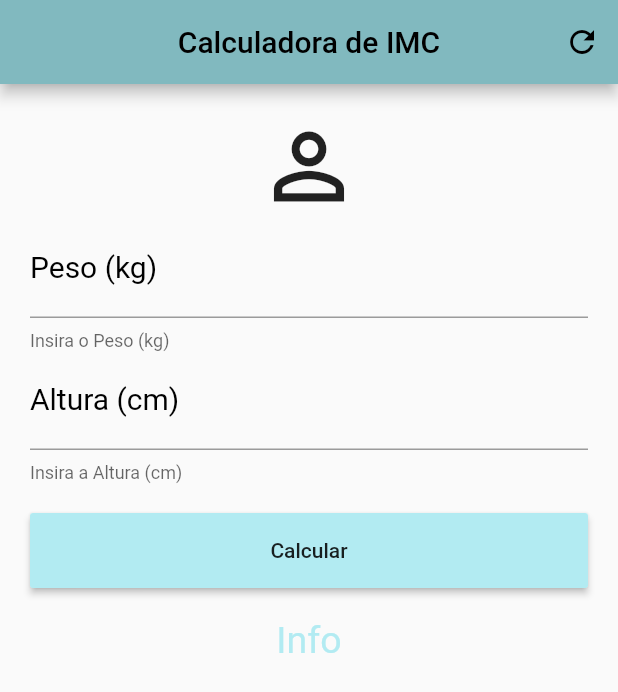
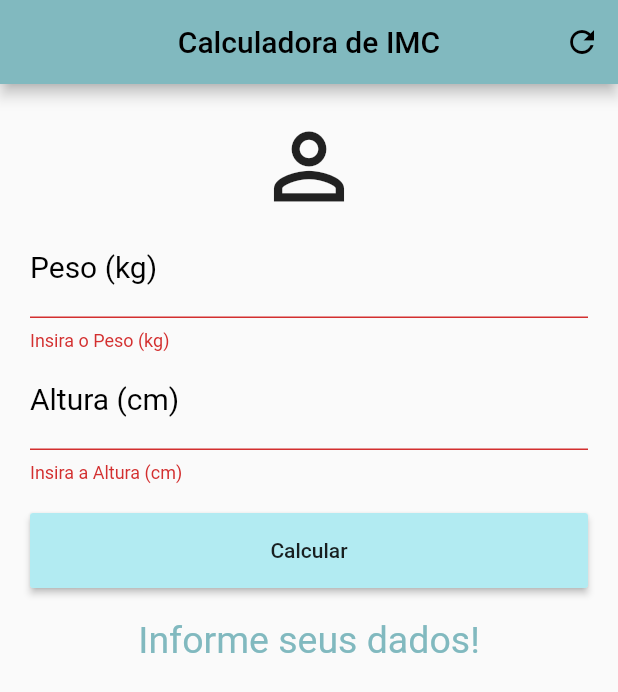
Before and after one commit to ludemeula/calculadora_imc, a Flutter app: the screen it shows after launch, after a tap on "Calcular", on a phone screen of 412 x 824 dp. Shown: the top 692 px of the screen. Run offline on Flutter 3.47's test engine with Material 2 defaults, Android fonts, the phone set to English and light mode, and no system bars.

Commit message:
Finishing implementations

```diff
--- a/lib/main.dart
+++ b/lib/main.dart
@@ -12,6 +12,46 @@ class Home extends StatefulWidget {
 }
 
 class _HomeState extends State<Home> {
+  TextEditingController weightController = TextEditingController();
+  TextEditingController heightController = TextEditingController();
+
+  GlobalKey<FormState> _formKey = GlobalKey<FormState>();
+
+  String _infoText = 'Informe seus dados!';
+
+  void _resetFields() {
+    weightController.text = '';
+    heightController.text = '';
+
+    setState(() {
+      _infoText = 'Informe seus dados!';
+      _formKey = GlobalKey<FormState>();
+    });
+  }
+
+  void _calculate() {
+    setState(() {
+      double weight = double.parse(weightController.text);
+      double height = double.parse(heightController.text) / 100;
+
+      double imc = weight / (height * height);
+
+      if (imc < 18.6) {
+        _infoText = 'Abaixo do peso (${imc.toStringAsPrecision(3)})';
+      } else if (imc >= 18.6 && imc < 24.9) {
+        _infoText = 'Peso Ideal (${imc.toStringAsPrecision(3)})';
+      } else if (imc >= 24.9 && imc < 29.9) {
+        _infoText = 'Levemente acima do peso (${imc.toStringAsPrecision(3)})';
+      } else if (imc >= 29.9 && imc < 34.9) {
+        _infoText = 'Obesidade Grau I (${imc.toStringAsPrecision(3)})';
+      } else if (imc >= 34.9 && imc < 39.9) {
+        _infoText = 'Obesidade Grau II (${imc.toStringAsPrecision(3)})';
+      } else if (imc >= 40) {
+        _infoText = 'Obesidade Grau III (${imc.toStringAsPrecision(3)})';
+      }
+    });
+  }
+
   @override
   Widget build(BuildContext context) {
     return Scaffold(
@@ -23,48 +63,66 @@ class _HomeState extends State<Home> {
           actions: <Widget>[
             IconButton(
               icon: Icon(Icons.refresh, color: Colors.black),
-              onPressed: () {},
+              onPressed: _resetFields,
             ),
           ],
         ),
         body: SingleChildScrollView(
             padding: EdgeInsets.all(20.0),
+            child: Form(
+              key: _formKey,
               child: Column(
                 crossAxisAlignment: CrossAxisAlignment.stretch,
                 children: <Widget>[
                   Icon(Icons.person_outline, size: 70),
-              TextField(
+                  TextFormField(
                     keyboardType: TextInputType.number,
                     decoration: InputDecoration(
                         labelText: 'Peso (kg)',
                         helperText: 'Insira o Peso (kg)',
                         labelStyle: TextStyle(color: Colors.black)),
                     style: TextStyle(fontSize: 20, color: Colors.black),
+                    controller: weightController,
+                    validator: (value) {
+                      if (value.isEmpty) {
+                        return 'Insira o Peso (kg)';
+                      }
+                    },
                   ),
-              TextField(
+                  TextFormField(
                     keyboardType: TextInputType.number,
                     decoration: InputDecoration(
                         labelText: 'Altura (cm)',
                         helperText: 'Insira a Altura (cm)',
                         labelStyle: TextStyle(color: Colors.black)),
                     style: TextStyle(fontSize: 20, color: Colors.black),
+                    controller: heightController,
+                    validator: (value) {
+                      if (value.isEmpty) {
+                        return 'Insira a Altura (cm)';
+                      }
+                    },
                   ),
                   Container(
                     height: 50,
                     margin: EdgeInsets.only(top: 20.0, bottom: 20.0),
                     child: RaisedButton(
-                  onPressed: () {},
+                      onPressed: () {
+                        if (_formKey.currentState.validate()) {
+                          _calculate();
+                        }
+                      },
                       child: Text('Calcular'),
                       color: Color(0xffb2ebf2),
                     ),
                   ),
                   Text(
-                'Info',
+                    _infoText,
                     textAlign: TextAlign.center,
-                style: TextStyle(color: Color(0xffb2ebf2), fontSize: 25),
+                    style: TextStyle(color: Color(0xff81b9bf), fontSize: 25),
                   )
                 ],
               ),
-        ));
+            )));
   }
 }
```
Lines whose indentation alone changed are shown as unchanged.
